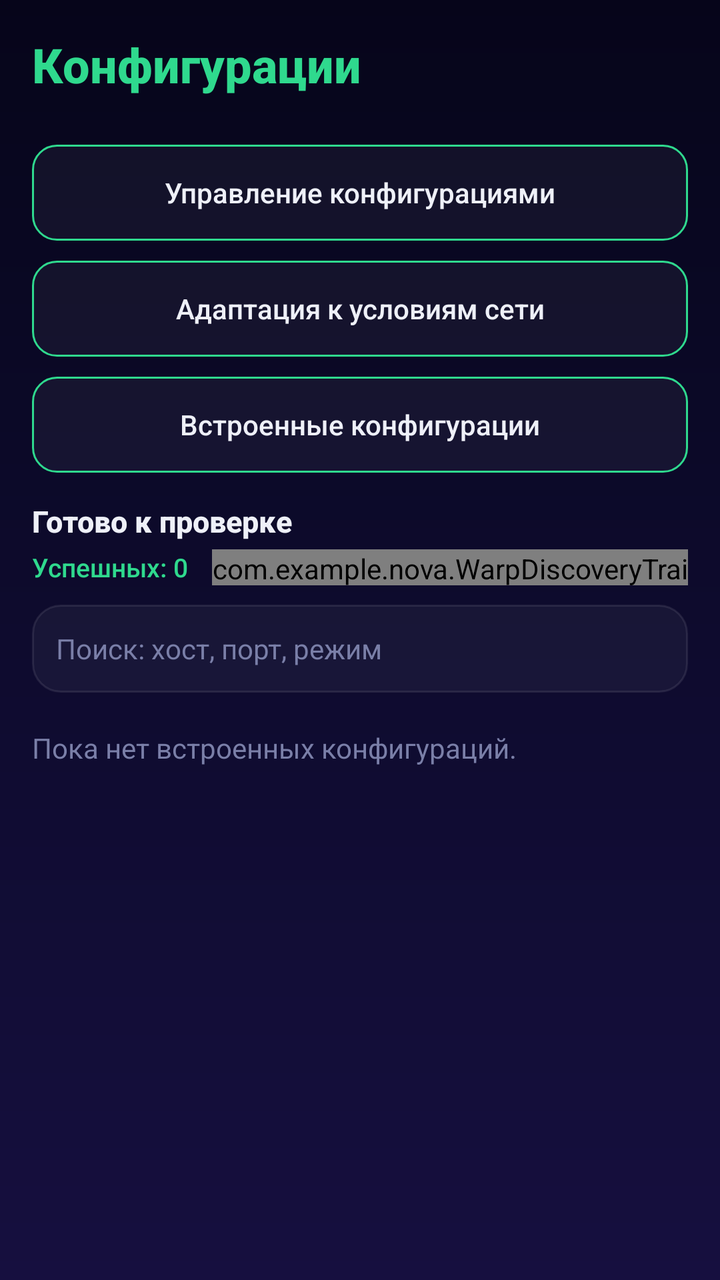
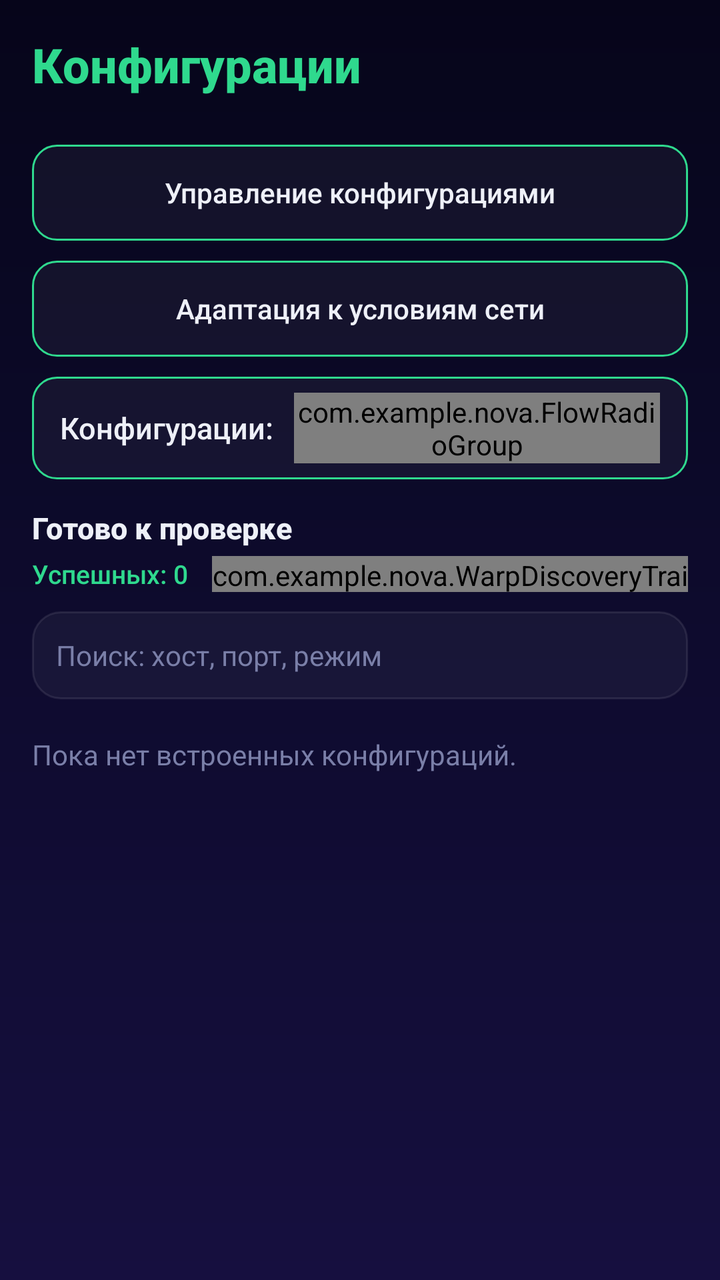

The first picture is an Android layout as it rendered before a commit; the second is the same layout after the commit. The layout source and the unified diff follow.
<!-- AndroidManifest.xml: activity theme Theme.Nova.Settings -->
<!-- res/layout/activity_warp_configs.xml -->
<?xml version="1.0" encoding="utf-8"?>
    <androidx.constraintlayout.widget.ConstraintLayout xmlns:android="http://schemas.android.com/apk/res/android"
    xmlns:app="http://schemas.android.com/apk/res-auto"
    android:layout_width="match_parent"
    android:layout_height="match_parent"
    android:padding="16dp">

    <TextView
        android:id="@+id/tv_title"
        android:layout_width="0dp"
        android:layout_height="wrap_content"
        android:fontFamily="sans-serif-medium"
        android:text="Конфигурации"
        android:textColor="?attr/novaAccent"
        android:textSize="24sp"
        android:textStyle="bold"
        app:layout_constraintEnd_toEndOf="parent"
        app:layout_constraintStart_toStartOf="parent"
        app:layout_constraintTop_toTopOf="parent" />

    <LinearLayout
        android:id="@+id/row_actions"
        android:layout_width="0dp"
        android:layout_height="wrap_content"
        android:layout_marginTop="14dp"
        android:orientation="vertical"
        app:layout_constraintEnd_toEndOf="parent"
        app:layout_constraintStart_toStartOf="parent"
        app:layout_constraintTop_toBottomOf="@id/tv_title">

        <TextView
            android:id="@+id/btn_create_new"
            android:layout_width="match_parent"
            android:layout_height="52dp"
            android:background="@drawable/bg_settings_action_dark"
            android:clickable="true"
            android:focusable="true"
            android:fontFamily="sans-serif-medium"
            android:gravity="center"
            android:singleLine="true"
            android:text="Сгенерировать новые"
            android:textSize="16sp"
            android:textColor="?attr/novaTextTitle"
            android:visibility="gone" />

        <TextView
            android:id="@+id/btn_paste_config"
            android:layout_width="match_parent"
            android:layout_height="48dp"
            android:layout_marginTop="10dp"
            android:background="@drawable/bg_settings_action_dark"
            android:clickable="true"
            android:focusable="true"
            android:fontFamily="sans-serif-medium"
            android:gravity="center"
            android:singleLine="true"
            android:text="Управление конфигурациями"
            android:textColor="?attr/novaTextTitle" />

        <TextView
            android:id="@+id/btn_adapt_network"
            android:layout_width="match_parent"
            android:layout_height="48dp"
            android:layout_marginTop="10dp"
            android:background="@drawable/bg_settings_action_dark"
            android:clickable="true"
            android:focusable="true"
            android:fontFamily="sans-serif-medium"
            android:gravity="center"
            android:singleLine="true"
            android:text="Адаптация к условиям сети"
            android:textColor="?attr/novaTextTitle" />

        <TextView
            android:id="@+id/btn_imported_only"
            android:layout_width="match_parent"
            android:layout_height="48dp"
            android:layout_marginTop="10dp"
            android:background="@drawable/bg_settings_action_dark"
            android:clickable="true"
            android:focusable="true"
            android:fontFamily="sans-serif-medium"
            android:gravity="center"
            android:singleLine="true"
            android:text="Встроенные конфигурации"
            android:textColor="?attr/novaTextTitle" />
    </LinearLayout>

    <TextView
        android:id="@+id/tv_discovery_status"
        android:layout_width="0dp"
        android:layout_height="wrap_content"
        android:layout_marginTop="14dp"
        android:fontFamily="sans-serif-medium"
        android:text="Готово к проверке"
        android:textColor="?attr/novaTextTitle"
        android:textSize="15sp"
        android:textStyle="bold"
        app:layout_constraintEnd_toEndOf="parent"
        app:layout_constraintStart_toStartOf="parent"
        app:layout_constraintTop_toBottomOf="@id/row_actions" />

    <TextView
        android:id="@+id/tv_discovery_progress"
        android:layout_width="wrap_content"
        android:layout_height="wrap_content"
        android:layout_marginTop="4dp"
        android:fontFamily="sans-serif-medium"
        android:text="Успешных: 0"
        android:textColor="?attr/novaAccent"
        android:textSize="13sp"
        app:layout_constraintStart_toStartOf="parent"
        app:layout_constraintTop_toBottomOf="@id/tv_discovery_status" />

    <com.example.nova.WarpDiscoveryTrailView
        android:id="@+id/view_discovery_trail"
        android:layout_width="0dp"
        android:layout_height="18dp"
        android:layout_marginStart="12dp"
        app:layout_constraintBottom_toBottomOf="@id/tv_discovery_progress"
        app:layout_constraintEnd_toEndOf="parent"
        app:layout_constraintStart_toEndOf="@id/tv_discovery_progress"
        app:layout_constraintTop_toTopOf="@id/tv_discovery_progress" />

    
    <TextView
        android:id="@+id/tv_empty"
        android:layout_width="0dp"
        android:layout_height="wrap_content"
        android:layout_marginTop="18dp"
        android:fontFamily="sans-serif"
        android:text="Пока нет встроенных конфигураций."
        android:textColor="?attr/novaTextHint"
        android:textSize="14sp"
        app:layout_constraintEnd_toEndOf="parent"
        app:layout_constraintStart_toStartOf="parent"
        app:layout_constraintTop_toBottomOf="@id/et_config_search" />

    <EditText
        android:id="@+id/et_config_search"
        android:layout_width="0dp"
        android:layout_height="wrap_content"
        android:layout_marginTop="10dp"
        android:background="?attr/novaCardBackground"
        android:hint="Поиск: хост, порт, режим"
        android:imeOptions="actionSearch"
        android:inputType="text"
        android:maxLines="1"
        android:minHeight="44dp"
        android:paddingStart="12dp"
        android:paddingEnd="12dp"
        android:textColor="?attr/novaTextTitle"
        android:textColorHint="?attr/novaTextHint"
        android:textSize="14sp"
        app:layout_constraintEnd_toEndOf="parent"
        app:layout_constraintStart_toStartOf="parent"
        app:layout_constraintTop_toBottomOf="@id/tv_discovery_progress" />

    <androidx.recyclerview.widget.RecyclerView
        android:id="@+id/rv_configs"
        android:layout_width="0dp"
        android:layout_height="0dp"
        android:layout_marginTop="8dp"
        android:clipToPadding="false"
        android:paddingBottom="16dp"
        app:layout_constraintBottom_toBottomOf="parent"
        app:layout_constraintEnd_toEndOf="parent"
        app:layout_constraintStart_toStartOf="parent"
        app:layout_constraintTop_toBottomOf="@id/et_config_search" />

</androidx.constraintlayout.widget.ConstraintLayout>
<!-- resources referenced by this layout -->
<resources>
  <color name="tv_focus_fill">#3332D74B</color>
  <color name="tv_focus_stroke">#32D74B</color>
  <!-- drawable bg_nova_screen_aurora (drawable) -->
  <?xml version="1.0" encoding="utf-8"?>
  <shape xmlns:android="http://schemas.android.com/apk/res/android"
      android:shape="rectangle">
      <gradient
          android:angle="270"
          android:startColor="#06051A"
          android:centerColor="#0E0B2E"
          android:endColor="#160F3F"
          android:type="linear" />
  </shape>
  <color name="nova_aurora_accent">#2FD98E</color>
  <color name="nova_aurora_text_value">#A8ADD4</color>
  <color name="nova_aurora_text_hint">#7A7FA8</color>
  <color name="nova_aurora_accent_dim">#2E2FD98E</color>
  <color name="nova_aurora_accent_on">#06051A</color>
  <color name="nova_aurora_separator">#12FFFFFF</color>
  <color name="nova_aurora_group_from">#2FD98E</color>
  <color name="nova_aurora_group_to">#B8F0D8</color>
  <color name="nova_aurora_text_title">#EEF0F8</color>
  <color name="nova_aurora_switch_on">#2FD98E</color>
  <color name="nova_aurora_switch_off">#2EFFFFFF</color>
  <color name="nova_aurora_thumb_on">#FFFFFF</color>
  <color name="nova_aurora_thumb_off">#B8BED0</color>
  <color name="nova_aurora_icon_tint">#B32FD98E</color>
  <color name="nova_aurora_card_fill">#0BFFFFFF</color>
  <color name="nova_aurora_card_stroke">#17FFFFFF</color>
  <!-- drawable bg_nova_dialog_aurora (drawable) -->
  <?xml version="1.0" encoding="utf-8"?>
  <shape xmlns:android="http://schemas.android.com/apk/res/android"
      android:shape="rectangle">
      <solid android:color="#0E0B2E" />
      <corners android:radius="16dp" />
      <stroke android:width="1dp" android:color="#17FFFFFF" />
  </shape>
  <style name="Widget.Nova.DialogButtonPrimary.Auroramint" parent="@style/Widget.Nova.DialogButton.Auroramint">
          <item name="android:background">@drawable/bg_nova_dialog_button_primary_aurora</item>
          <item name="android:textColor">@color/nova_aurora_accent_on</item>
      </style>
  <style name="Widget.Nova.DialogButton.Auroramint" parent="android:Widget.Material.Button.Borderless">
          <item name="android:background">@drawable/bg_nova_dialog_button_aurora</item>
          <item name="android:backgroundTint">@color/nova_aurora_accent</item>
          <item name="android:backgroundTintMode">src_in</item>
          <item name="android:textColor">@color/nova_aurora_accent</item>
          <item name="android:textAllCaps">false</item>
          <item name="android:textSize">15sp</item>
          <item name="android:textStyle">bold</item>
          <item name="android:minWidth">96dp</item>
          <item name="android:minHeight">44dp</item>
          <item name="android:paddingLeft">18dp</item>
          <item name="android:paddingRight">18dp</item>
          <item name="android:layout_marginStart">8dp</item>
          <item name="android:layout_marginBottom">4dp</item>
      </style>
  <!-- drawable switch_thumb_liquid (drawable) -->
  <?xml version="1.0" encoding="utf-8"?>
  <layer-list xmlns:android="http://schemas.android.com/apk/res/android">
      <item
          android:top="3dp"
          android:bottom="3dp"
          android:left="3dp"
          android:right="3dp">
          <shape android:shape="oval">
              <size
                  android:width="23dp"
                  android:height="23dp"/>
              <solid android:color="#FFFFFF"/>
          </shape>
      </item>
  </layer-list>
  <!-- drawable switch_track_liquid (drawable) -->
  <?xml version="1.0" encoding="utf-8"?>
  <shape xmlns:android="http://schemas.android.com/apk/res/android"
      android:shape="rectangle">
      <size
          android:width="52dp"
          android:height="29dp"/>
      <corners android:radius="15dp"/>
      <solid android:color="#FFFFFF"/>
      <stroke
          android:width="1dp"
          android:color="#33FFFFFF"/>
  </shape>
  <!-- unchanged entries left out for length: 8 -->
</resources>

<!-- the commit's change to res/layout/activity_warp_configs.xml (unified diff, before → after) -->
@@ -71,19 +71,61 @@
             android:text="Адаптация к условиям сети"
             android:textColor="?attr/novaTextTitle" />
 
-        <TextView
-            android:id="@+id/btn_imported_only"
-            android:layout_width="match_parent"
-            android:layout_height="48dp"
+        
+        <LinearLayout
+            android:id="@+id/row_configs_source"
+            android:layout_width="match_parent"
+            android:layout_height="wrap_content"
             android:layout_marginTop="10dp"
             android:background="@drawable/bg_settings_action_dark"
-            android:clickable="true"
-            android:focusable="true"
-            android:fontFamily="sans-serif-medium"
-            android:gravity="center"
-            android:singleLine="true"
-            android:text="Встроенные конфигурации"
-            android:textColor="?attr/novaTextTitle" />
+            android:gravity="center_vertical"
+            android:minHeight="48dp"
+            android:orientation="horizontal">
+
+            <TextView
+                android:id="@+id/tv_configs_source_label"
+                android:layout_width="wrap_content"
+                android:layout_height="wrap_content"
+                android:fontFamily="sans-serif-medium"
+                android:singleLine="true"
+                android:text="Конфигурации:"
+                android:textColor="?attr/novaTextTitle"
+                android:textSize="15sp" />
+
+            <com.example.nova.FlowRadioGroup
+                android:id="@+id/rg_configs_source"
+                android:layout_width="0dp"
+                android:layout_height="wrap_content"
+                android:layout_marginStart="10dp"
+                android:layout_weight="1"
+                android:orientation="horizontal">
+
+                <RadioButton
+                    android:id="@+id/rb_configs_builtin"
+                    android:layout_width="wrap_content"
+                    android:layout_height="wrap_content"
+                    android:layout_marginEnd="10dp"
+                    android:buttonTint="?attr/novaAccent"
+                    android:maxLines="1"
+                    android:paddingStart="0dp"
+                    android:paddingEnd="0dp"
+                    android:text="Встроенные"
+                    android:textColor="?attr/novaTextTitle"
+                    android:textSize="14sp" />
+
+                <RadioButton
+                    android:id="@+id/rb_configs_imported"
+                    android:layout_width="wrap_content"
+                    android:layout_height="wrap_content"
+                    android:buttonTint="?attr/novaAccent"
+                    android:maxLines="1"
+                    android:paddingStart="0dp"
+                    android:paddingEnd="0dp"
+                    android:text="Импортированные"
+                    android:textColor="?attr/novaTextTitle"
+                    android:textSize="14sp" />
+            </com.example.nova.FlowRadioGroup>
+        </LinearLayout>
     </LinearLayout>
 
     <TextView
<!-- resource entries referenced after the edit -->
@@ -54,7 +54,6 @@
           <item name="android:paddingLeft">18dp</item>
           <item name="android:paddingRight">18dp</item>
           <item name="android:layout_marginStart">8dp</item>
-          <item name="android:layout_marginBottom">4dp</item>
       </style>
   <!-- drawable switch_thumb_liquid (drawable) -->
   <?xml version="1.0" encoding="utf-8"?>
